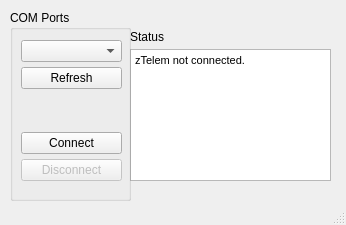
Above: zTelem.ui from zinjguo/zTelem before the change. Below: the same form after it.
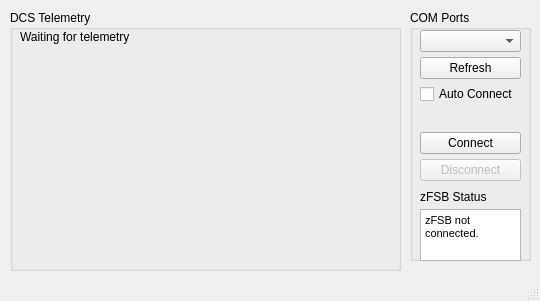
That is the form after the change.

Commit message: Changes to be committed: 	modified:   config.ini 	new file:   main.py 	new file:   serialHandler.py 	new file:   telemManager.py 	deleted:    zTelem.py 	modified:   zTelem.ui

```diff
--- a/zTelem.ui
+++ b/zTelem.ui
@@ -6,8 +6,8 @@
    <rect>
     <x>0</x>
     <y>0</y>
-    <width>346</width>
-    <height>225</height>
+    <width>540</width>
+    <height>301</height>
    </rect>
   </property>
   <property name="sizePolicy">
@@ -20,63 +20,13 @@
    <string>MainWindow</string>
   </property>
   <widget class="QWidget" name="centralwidget">
-   <widget class="QWidget" name="verticalLayoutWidget_2">
-    <property name="geometry">
-     <rect>
-      <x>130</x>
-      <y>30</y>
-      <width>201</width>
-      <height>151</height>
-     </rect>
-    </property>
-    <layout class="QVBoxLayout" name="verticalLayout_2">
-     <property name="spacing">
-      <number>5</number>
-     </property>
-     <item>
-      <widget class="QLabel" name="label_2">
-       <property name="text">
-        <string>Status</string>
-       </property>
-      </widget>
-     </item>
-     <item>
-      <widget class="QTextBrowser" name="status">
-       <property name="maximumSize">
-        <size>
-         <width>640</width>
-         <height>480</height>
-        </size>
-       </property>
-       <property name="font">
-        <font>
-         <pointsize>6</pointsize>
-        </font>
-       </property>
-       <property name="autoFillBackground">
-        <bool>false</bool>
-       </property>
-       <property name="html">
-        <string>&lt;!DOCTYPE HTML PUBLIC &quot;-//W3C//DTD HTML 4.0//EN&quot; &quot;http://www.w3.org/TR/REC-html40/strict.dtd&quot;&gt;
-&lt;html&gt;&lt;head&gt;&lt;meta name=&quot;qrichtext&quot; content=&quot;1&quot; /&gt;&lt;meta charset=&quot;utf-8&quot; /&gt;&lt;style type=&quot;text/css&quot;&gt;
-p, li { white-space: pre-wrap; }
-hr { height: 1px; border-width: 0; }
-li.unchecked::marker { content: &quot;\2610&quot;; }
-li.checked::marker { content: &quot;\2612&quot;; }
-&lt;/style&gt;&lt;/head&gt;&lt;body style=&quot; font-family:'Segoe UI'; font-size:6pt; font-weight:400; font-style:normal;&quot;&gt;
-&lt;p style=&quot; margin-top:0px; margin-bottom:0px; margin-left:0px; margin-right:0px; -qt-block-indent:0; text-indent:0px;&quot;&gt;&lt;span style=&quot; font-family:'.AppleSystemUIFont'; font-size:8pt;&quot;&gt;zTelem not connected.&lt;/span&gt;&lt;/p&gt;&lt;/body&gt;&lt;/html&gt;</string>
-       </property>
-      </widget>
-     </item>
-    </layout>
-   </widget>
    <widget class="QGroupBox" name="comportsgroup">
     <property name="geometry">
      <rect>
-      <x>10</x>
+      <x>410</x>
       <y>10</y>
       <width>121</width>
-      <height>191</height>
+      <height>251</height>
      </rect>
     </property>
     <property name="sizePolicy">
@@ -97,10 +47,10 @@
     <widget class="QWidget" name="horizontalLayoutWidget">
      <property name="geometry">
       <rect>
-       <x>11</x>
-       <y>30</y>
+       <x>10</x>
+       <y>20</y>
        <width>101</width>
-       <height>141</height>
+       <height>151</height>
       </rect>
      </property>
      <layout class="QVBoxLayout" name="verticalLayout_3">
@@ -123,6 +73,13 @@
         </property>
        </widget>
       </item>
+      <item>
+       <widget class="QCheckBox" name="autoConnect">
+        <property name="text">
+         <string>Auto Connect</string>
+        </property>
+       </widget>
+      </item>
       <item>
        <spacer name="verticalSpacer_2">
         <property name="orientation">
@@ -155,6 +112,85 @@
       </item>
      </layout>
     </widget>
+    <widget class="QWidget" name="verticalLayoutWidget_2">
+     <property name="geometry">
+      <rect>
+       <x>10</x>
+       <y>180</y>
+       <width>101</width>
+       <height>71</height>
+      </rect>
+     </property>
+     <layout class="QVBoxLayout" name="verticalLayout_2">
+      <property name="spacing">
+       <number>5</number>
+      </property>
+      <item>
+       <widget class="QLabel" name="label_2">
+        <property name="text">
+         <string>zFSB Status</string>
+        </property>
+       </widget>
+      </item>
+      <item>
+       <widget class="QTextBrowser" name="status">
+        <property name="maximumSize">
+         <size>
+          <width>640</width>
+          <height>480</height>
+         </size>
+        </property>
+        <property name="font">
+         <font>
+          <pointsize>6</pointsize>
+         </font>
+        </property>
+        <property name="autoFillBackground">
+         <bool>false</bool>
+        </property>
+        <property name="html">
+         <string>&lt;!DOCTYPE HTML PUBLIC &quot;-//W3C//DTD HTML 4.0//EN&quot; &quot;http://www.w3.org/TR/REC-html40/strict.dtd&quot;&gt;
+&lt;html&gt;&lt;head&gt;&lt;meta name=&quot;qrichtext&quot; content=&quot;1&quot; /&gt;&lt;meta charset=&quot;utf-8&quot; /&gt;&lt;style type=&quot;text/css&quot;&gt;
+p, li { white-space: pre-wrap; }
+hr { height: 1px; border-width: 0; }
+li.unchecked::marker { content: &quot;\2610&quot;; }
+li.checked::marker { content: &quot;\2612&quot;; }
+&lt;/style&gt;&lt;/head&gt;&lt;body style=&quot; font-family:'Segoe UI'; font-size:6pt; font-weight:400; font-style:normal;&quot;&gt;
+&lt;p style=&quot; margin-top:0px; margin-bottom:0px; margin-left:0px; margin-right:0px; -qt-block-indent:0; text-indent:0px;&quot;&gt;&lt;span style=&quot; font-family:'.AppleSystemUIFont'; font-size:8pt;&quot;&gt;zFSB not connected.&lt;/span&gt;&lt;/p&gt;&lt;/body&gt;&lt;/html&gt;</string>
+        </property>
+       </widget>
+      </item>
+     </layout>
+    </widget>
+   </widget>
+   <widget class="QGroupBox" name="groupBox">
+    <property name="geometry">
+     <rect>
+      <x>10</x>
+      <y>10</y>
+      <width>391</width>
+      <height>261</height>
+     </rect>
+    </property>
+    <property name="title">
+     <string>DCS Telemetry</string>
+    </property>
+    <widget class="QLabel" name="telemStatus">
+     <property name="geometry">
+      <rect>
+       <x>10</x>
+       <y>20</y>
+       <width>341</width>
+       <height>221</height>
+      </rect>
+     </property>
+     <property name="text">
+      <string>Waiting for telemetry</string>
+     </property>
+     <property name="alignment">
+      <set>Qt::AlignLeading|Qt::AlignLeft|Qt::AlignTop</set>
+     </property>
+    </widget>
    </widget>
   </widget>
   <widget class="QMenuBar" name="menubar">
```
Left out of the diff: 2 changed lines with no effect on the pictures. The commit also changes 5 other files.
